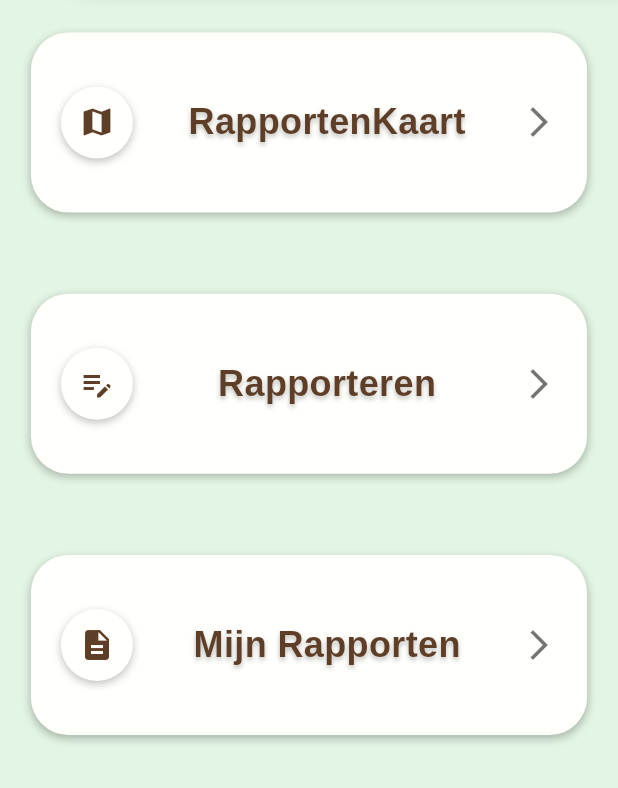
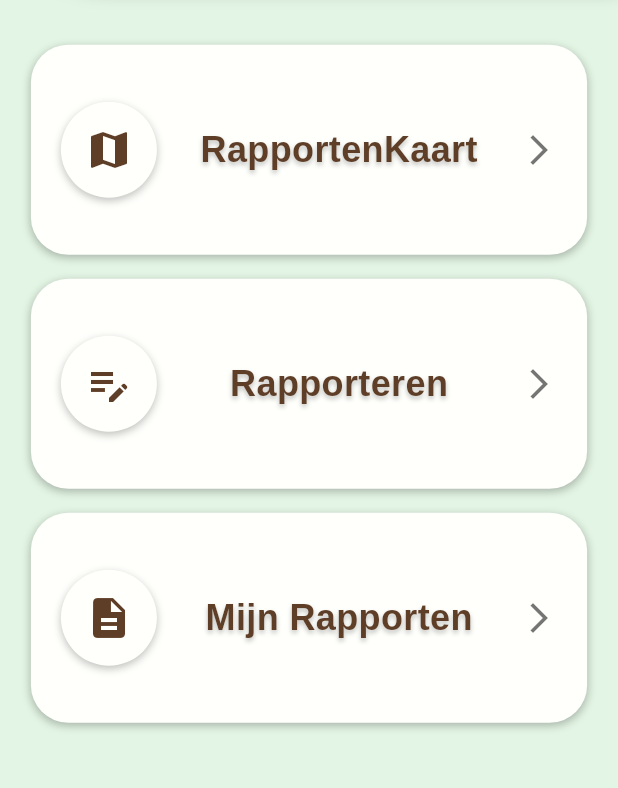
Before and after one commit to WildLife-NL/wildrapport, a Flutter app: the OverzichtScreen screen opened directly, on a phone screen of 412 x 824 dp, the part 448-1236 px from its top. Run offline on Flutter 3.47's test engine with Material 3 defaults, Android fonts, the phone set to English and light mode, and no system bars; our stand-ins replace flutter_dotenv, lottie, shared_preferences; accounts and stored records are empty; network calls fail.

Commit message:
resloved some bugs

```diff
--- a/lib/screens/animal_gender_screen.dart
+++ b/lib/screens/animal_gender_screen.dart
@@ -75,10 +75,11 @@ class AnimalGenderScreen extends StatelessWidget {
                   ),
                 ],
                 useCircleIcons: false,
-                iconSize: 96, // Increased from 72
+                iconSize: 96,
                 verticalPadding: 0,
                 horizontalPadding: 0,
-                buttonSpacing: 4, // Reduced from 8
+                buttonSpacing: 4,
+                buttonHeight: 120, // Set to default WhiteBulkButton height
               ),
             ],
           ),
--- a/lib/screens/overzicht_screen.dart
+++ b/lib/screens/overzicht_screen.dart
@@ -67,6 +67,11 @@ class _OverzichtScreenState extends State<OverzichtScreen> {
                 },
               ),
             ],
+            iconSize: 64,
+            verticalPadding: 0,
+            horizontalPadding: MediaQuery.of(context).size.width * 0.05,
+            buttonSpacing: 16, // Increased from 8 to 16 pixels
+            buttonHeight: 140,
           ),
         ],
       ),
--- a/lib/widgets/overzicht/action_buttons.dart
+++ b/lib/widgets/overzicht/action_buttons.dart
@@ -11,6 +11,7 @@ class ActionButtons extends StatelessWidget {
   final double? buttonSpacing;
   final bool useCircleIcons;
   final double iconSize;
+  final double buttonHeight; // Added this property
 
   const ActionButtons({
     super.key,
@@ -20,6 +21,7 @@ class ActionButtons extends StatelessWidget {
     this.buttonSpacing,
     this.useCircleIcons = true,
     this.iconSize = 48,
+    this.buttonHeight = 160, // Added with default value
   });
 
   @override
@@ -28,19 +30,22 @@ class ActionButtons extends StatelessWidget {
       child: Padding(
         padding: EdgeInsets.symmetric(
           horizontal: horizontalPadding ?? MediaQuery.of(context).size.width * 0.05,
-          vertical: verticalPadding ?? MediaQuery.of(context).size.height * 0.02,
+          vertical: verticalPadding ?? 0,
         ),
         child: Column(
-          mainAxisAlignment: MainAxisAlignment.spaceEvenly,
+          mainAxisAlignment: MainAxisAlignment.center, // Changed from start to center
           children: [
             for (var button in buttons) ...[
-              _buildButton(
-                text: button.text,
-                icon: button.icon,
-                onPressed: button.onPressed,
+              SizedBox(
+                height: buttonHeight,
+                child: _buildButton(
+                  text: button.text,
+                  icon: button.icon,
+                  onPressed: button.onPressed,
+                ),
               ),
               if (button != buttons.last)
-                SizedBox(height: buttonSpacing ?? MediaQuery.of(context).size.height * 0.02),
+                SizedBox(height: buttonSpacing ?? 0), // Ensure spacing is 0 when null
             ],
           ],
         ),
--- a/lib/widgets/white_bulk_button.dart
+++ b/lib/widgets/white_bulk_button.dart
@@ -8,6 +8,7 @@ class WhiteBulkButton extends StatelessWidget {
   final Widget? leftWidget;
   final Widget? rightWidget;
   final VoidCallback? onPressed;
+  final double height;
 
   const WhiteBulkButton({
     super.key,
@@ -15,12 +16,13 @@ class WhiteBulkButton extends StatelessWidget {
     this.leftWidget,
     this.rightWidget,
     this.onPressed,
+    this.height = 120,
   });
 
   @override
   Widget build(BuildContext context) {
     return Container(
-      height: 120,
+      height: height,
       width: double.infinity,
       decoration: BoxDecoration(
         color: AppColors.offWhite,
```
Also changed, not shown: lib/main.dart (+1 -7 lines), lib/managers/dropdown_manager.dart (+5 -9 lines), lib/screens/animals_screen.dart (+13 -2 lines), lib/managers/filter_manager.dart (line endings or trailing spaces).
